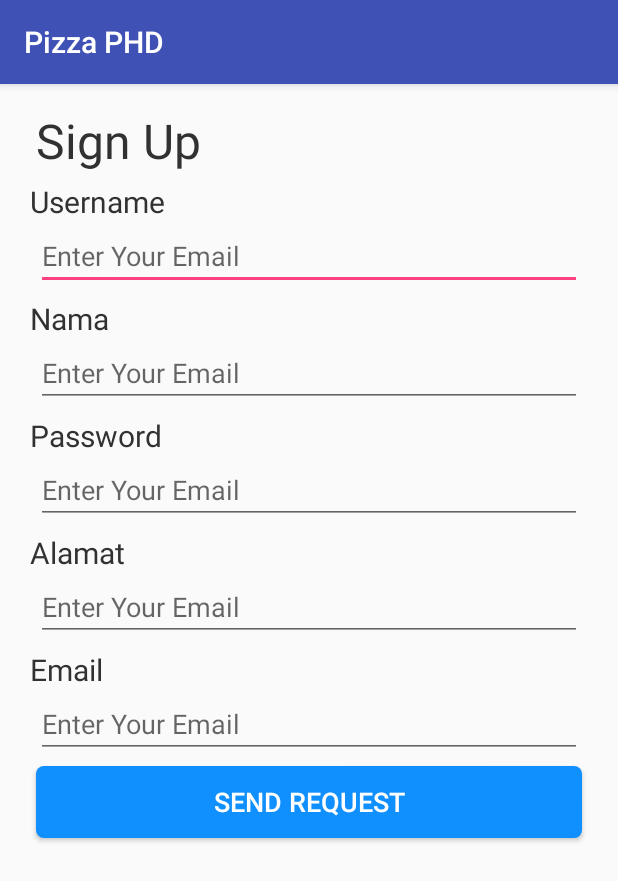
After one commit to MeutiaKhanandiya/Pizza_PHD, an Android app: the Register screen opened directly, with no data from a screen before it, on a phone screen of 412 x 824 dp. The commit adds this screen. Shown: the top 881 px of the screen. Run offline under Robolectric (Android 15) with nearby library versions, the phone set to English and light mode, and no system bars; our stand-ins replace Firebase (no records; nobody signed in at launch, a user with empty details on screens opened directly).

Commit message:
Membuat Login Dan Register yang terkoneksi firebase

```diff
--- a/app/build.gradle
+++ b/app/build.gradle
@@ -1,4 +1,5 @@
 apply plugin: 'com.android.application'
+apply plugin: 'com.google.gms.google-services'
 
 android {
     compileSdkVersion 29
@@ -24,8 +25,10 @@ dependencies {
     implementation 'androidx.appcompat:appcompat:1.1.0'
     implementation 'androidx.constraintlayout:constraintlayout:1.1.3'
     implementation 'androidx.legacy:legacy-support-v4:1.0.0'
+    implementation 'com.google.firebase:firebase-database:16.0.4'
     testImplementation 'junit:junit:4.12'
     implementation 'com.google.android.material:material:1.0.0'
     androidTestImplementation 'androidx.test.ext:junit:1.1.1'
     androidTestImplementation 'androidx.test.espresso:espresso-core:3.2.0'
+    implementation 'com.google.firebase:firebase-auth:19.2.0'
 }
--- a/app/src/main/AndroidManifest.xml
+++ b/app/src/main/AndroidManifest.xml
@@ -9,7 +9,9 @@
         android:roundIcon="@mipmap/ic_launcher_round"
         android:supportsRtl="true"
         android:theme="@style/AppTheme">
-        <activity android:name=".Activities.SplashActivity"></activity>
+        <activity android:name=".Activities.Register"></activity>
+        <activity android:name=".Activities.Login" />
+        <activity android:name=".Activities.SplashActivity" />
         <activity android:name=".Activities.pizza" />
         <activity android:name=".Activities.MainActivity">
             <intent-filter>
--- /dev/null
+++ b/app/src/main/java/com/meutia/myapplication/Activities/Register.java
@@ -0,0 +1,83 @@
+package com.meutia.myapplication.Activities;
+
+import androidx.appcompat.app.AppCompatActivity;
+
+import android.content.Intent;
+import android.os.Bundle;
+import android.view.View;
+import android.widget.Button;
+import android.widget.EditText;
+import android.widget.Toast;
+
+import com.google.firebase.auth.FirebaseAuth;
+import com.google.firebase.database.DatabaseReference;
+import com.google.firebase.database.FirebaseDatabase;
+import com.meutia.myapplication.R;
+
+import java.security.Security;
+
+public class Register extends AppCompatActivity {
+
+    FirebaseAuth firebaseAuth;
+
+    EditText etUsername, etNama, etPassword, etAlamat, etEmail;
+    Button regbtn;
+    DatabaseReference databaseReference;
+
+
+    @Override
+    protected void onCreate( Bundle savedInstanceState) {
+        super.onCreate(savedInstanceState);
+        setContentView(R.layout.activity_register);
+
+        firebaseAuth = FirebaseAuth.getInstance();
+
+        etUsername = findViewById(R.id.edit_username);
+        etNama = findViewById(R.id.edt_name);
+        etPassword = findViewById(R.id.edt_password);
+        etAlamat = findViewById(R.id.edt_alamat);
+        etEmail = findViewById(R.id.edt_email);
+        regbtn = findViewById(R.id.btn_req);
+        databaseReference = FirebaseDatabase.getInstance().getReference("User");
+
+        regbtn.setOnClickListener(new View.OnClickListener() {
+            @Override
+            public void onClick(View view) {
+                addUser();
+
+
+            }
+
+            private void addUser() {
+                final String username = etUsername.getText().toString();
+                final String nama = etNama.getText().toString();
+                final String password = etPassword.getText().toString();
+                final String alamat = etAlamat.getText().toString();
+                final String email = etEmail.getText().toString();
+
+                if (username.isEmpty() || nama.isEmpty() || password.isEmpty() || alamat.isEmpty() || email.isEmpty()){
+                    showMessage("Mohon isi semua kolom ");
+                }else {
+                    User user= new User(username,nama,password,email,alamat);
+                    databaseReference.child(username).child("username").setValue(username.toString());
+                    databaseReference.child(username).child("nama").setValue(nama.toString());
+                    databaseReference.child(username).child("email").setValue(email.toString());
+                    databaseReference.child(username).child("alamat").setValue(alamat.toString());
+                    try {
+                        databaseReference.child(username).child("password").setValue(Security.encrypt(password));
+                    } catch (Exception e) {
+                        e.printStackTrace();
+                    }
+                    Toast.makeText(getApplication(),"Success",Toast.LENGTH_LONG).show();
+                    Intent intent = new Intent(getApplication(),Login.class);
+                    startActivity(intent);
+                }
+            }
+        });
+    }
+
+
+    private void showMessage(String message) {
+        Toast.makeText(getApplicationContext(),message,Toast.LENGTH_LONG).show();
+    }
+}
--- /dev/null
+++ b/app/src/main/res/drawable/button_blue.xml
@@ -0,0 +1,7 @@
+<?xml version="1.0" encoding="utf-8"?>
+<shape xmlns:android="http://schemas.android.com/apk/res/android">
+    android:shape="rectangle">
+    <solid android:color="#108FFF" />
+    <corners android:radius="5dp" />
+
+</shape>
--- /dev/null
+++ b/app/src/main/res/layout/activity_register.xml
@@ -0,0 +1,153 @@
+<?xml version="1.0" encoding="utf-8"?>
+<androidx.constraintlayout.widget.ConstraintLayout
+    xmlns:android="http://schemas.android.com/apk/res/android"
+    xmlns:app="http://schemas.android.com/apk/res-auto"
+    xmlns:tools="http://schemas.android.com/tools"
+    android:layout_width="match_parent"
+    android:layout_height="match_parent"
+    tools:context=".Activities.Register">
+
+    <TextView
+        android:id="@+id/sign_up"
+        android:layout_width="wrap_content"
+        android:layout_height="wrap_content"
+        android:layout_marginLeft="24dp"
+        android:layout_marginTop="16dp"
+        android:text="@string/sign_up"
+        android:textColor="#313131"
+        android:textSize="32sp"
+        app:layout_constraintLeft_toLeftOf="parent"
+        app:layout_constraintTop_toTopOf="parent" />
+
+    <TextView
+        android:id="@+id/username"
+        android:layout_width="wrap_content"
+        android:layout_height="wrap_content"
+        android:layout_marginLeft="20dp"
+        android:layout_marginTop="5dp"
+        android:text="@string/username"
+        android:textColor="#313131"
+        android:textSize="20sp"
+        app:layout_constraintLeft_toLeftOf="parent"
+        app:layout_constraintTop_toBottomOf="@+id/sign_up" />
+
+    <EditText
+        android:id="@+id/edit_username"
+        android:layout_width="match_parent"
+        android:layout_height="wrap_content"
+        android:layout_marginLeft="24dp"
+        android:layout_marginRight="24dp"
+        android:hint="Enter Your Email"
+        app:layout_constraintLeft_toLeftOf="parent"
+        app:layout_constraintRight_toRightOf="parent"
+        app:layout_constraintTop_toBottomOf="@id/username" />
+
+    <TextView
+        android:id="@+id/name"
+        android:layout_width="wrap_content"
+        android:layout_height="wrap_content"
+        android:layout_marginLeft="20dp"
+        android:layout_marginTop="5dp"
+        android:text="@string/name"
+        android:textColor="#313131"
+        android:textSize="20sp"
+        app:layout_constraintLeft_toLeftOf="parent"
+        app:layout_constraintTop_toBottomOf="@+id/edit_username" />
+
+    <EditText
+        android:id="@+id/edt_name"
+        android:layout_width="match_parent"
+        android:layout_height="wrap_content"
+        android:layout_marginLeft="24dp"
+        android:layout_marginRight="24dp"
+        android:hint="Enter Your Email"
+        app:layout_constraintLeft_toLeftOf="parent"
+        app:layout_constraintRight_toRightOf="parent"
+        app:layout_constraintTop_toBottomOf="@id/name" />
+
+    <TextView
+        android:id="@+id/password"
+        android:layout_width="wrap_content"
+        android:layout_height="wrap_content"
+        android:layout_marginLeft="20dp"
+        android:layout_marginTop="5dp"
+        android:text="@string/password"
+        android:textColor="#313131"
+        android:textSize="20sp"
+        app:layout_constraintLeft_toLeftOf="parent"
+        app:layout_constraintTop_toBottomOf="@+id/edt_name" />
+
+    <EditText
+        android:id="@+id/edt_password"
+        android:layout_width="match_parent"
+        android:layout_height="wrap_content"
+        android:layout_marginLeft="24dp"
+        android:inputType="textPassword"
+        android:layout_marginRight="24dp"
+        android:hint="Enter Your Email"
+        app:layout_constraintLeft_toLeftOf="parent"
+        app:layout_constraintRight_toRightOf="parent"
+        app:layout_constraintTop_toBottomOf="@id/password" />
+
+    <TextView
+        android:id="@+id/alamat"
+        android:layout_width="wrap_content"
+        android:layout_height="wrap_content"
+        android:layout_marginLeft="20dp"
+        android:layout_marginTop="5dp"
+        android:text="@string/Alamat"
+        android:textColor="#313131"
+        android:textSize="20sp"
+        app:layout_constraintLeft_toLeftOf="parent"
+        app:layout_constraintTop_toBottomOf="@+id/edt_password" />
+
+    <EditText
+        android:id="@+id/edt_alamat"
+        android:layout_width="match_parent"
+        android:layout_height="wrap_content"
+        android:layout_marginLeft="24dp"
+        android:layout_marginRight="24dp"
+        android:hint="Enter Your Email"
+        app:layout_constraintLeft_toLeftOf="parent"
+        app:layout_constraintRight_toRightOf="parent"
+        app:layout_constraintTop_toBottomOf="@id/alamat" />
+
+    <TextView
+        android:id="@+id/email"
+        android:layout_width="wrap_content"
+        android:layout_height="wrap_content"
+        android:layout_marginLeft="20dp"
+        android:layout_marginTop="5dp"
+        android:text="@string/Email"
+        android:textColor="#313131"
+        android:textSize="20sp"
+        app:layout_constraintLeft_toLeftOf="parent"
+        app:layout_constraintTop_toBottomOf="@+id/edt_alamat" />
+
+    <EditText
+        android:id="@+id/edt_email"
+        android:layout_width="match_parent"
+        android:layout_height="wrap_content"
+        android:layout_marginLeft="24dp"
+        android:layout_marginRight="24dp"
+        android:hint="Enter Your Email"
+        app:layout_constraintLeft_toLeftOf="parent"
+        app:layout_constraintRight_toRightOf="parent"
+        app:layout_constraintTop_toBottomOf="@id/email" />
+
+    <Button
+        android:id="@+id/btn_req"
+        android:layout_width="match_parent"
+        android:layout_height="wrap_content"
+        android:layout_marginStart="24dp"
+        android:layout_marginTop="5dp"
+        android:layout_marginEnd="24dp"
+        android:background="@drawable/button_blue"
+        android:text="@string/send_request"
+        android:textColor="#FFFFFF"
+        android:textSize="18sp"
+        app:layout_constraintEnd_toEndOf="parent"
+        app:layout_constraintStart_toStartOf="parent"
+        app:layout_constraintTop_toBottomOf="@id/edt_email" />
+
+</androidx.constraintlayout.widget.ConstraintLayout>
--- a/app/src/main/res/values/strings.xml
+++ b/app/src/main/res/values/strings.xml
@@ -5,4 +5,22 @@
     <string name="skip">SKIP</string>
     <string name="next">NEXT</string>
     <string name="start">START</string>
+    <string name="sign_in">Sign In</string>
+    <string name="welcome_back">Welcome Back</string>
+    <string name="sign_in_to_continue">Sign in to continue</string>
+    <string name="username">Username</string>
+    <string name="password">Password</string>
+    <string name="enter_your_password">Enter Your Password</string>
+    <string name="sign_up">Sign Up</string>
+    <string name="get_started">Get Started</string>
+    <string name="log_in">Log In</string>
+    <string name="reset_code">Reset Code</string>
+    <string name="enter_your_reset_code">Enter Your Reset Code</string>
+    <string name="new_password">New Password</string>
+    <string name="confirm_password">Confirm Password</string>
+    <string name="send_request">Send Request</string>
+    <string name="change_password">Change Password</string>
+    <string name="name">Nama</string>
+    <string name="Alamat">Alamat</string>
+    <string name="Email">Email</string>
 </resources>
--- a/build.gradle
+++ b/build.gradle
@@ -8,6 +8,7 @@ buildscript {
     }
     dependencies {
         classpath 'com.android.tools.build:gradle:3.5.2'
+        classpath 'com.google.gms:google-services:4.2.0'
 
         // NOTE: Do not place your application dependencies here; they belong
         // in the individual module build.gradle files
```
Also changed, not shown: app/src/main/java/com/meutia/myapplication/Activities/Login.java (added, +84 -0 lines), app/src/main/res/layout/activity_login.xml (added, +101 -0 lines).
